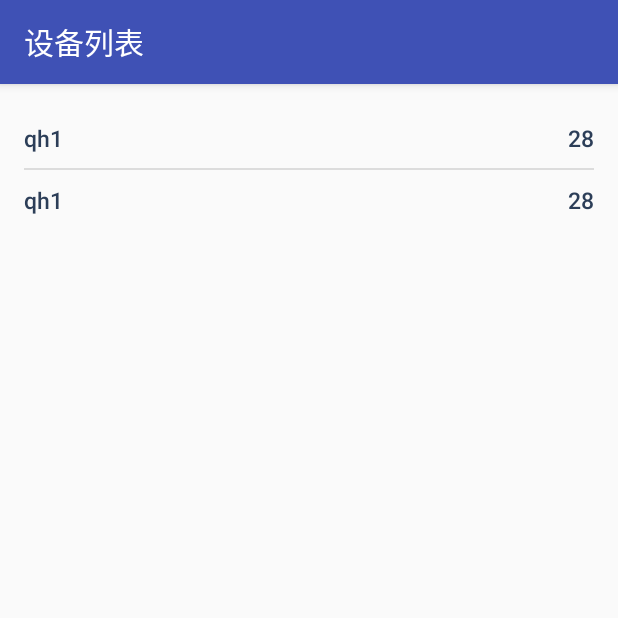
After one commit to qiuh1016/rcldFMAndroid, an Android app: the ListActivity screen opened directly, with no data from a screen before it, on a phone screen of 412 x 824 dp, the top half of it. The commit adds this screen. Run offline under Robolectric (Android 15) with nearby library versions, the phone set to English and light mode, and no system bars.

Commit message:
05260834

```diff
--- a/app/build.gradle
+++ b/app/build.gradle
@@ -26,4 +26,5 @@ dependencies {
     compile 'com.loopj.android:android-async-http:1.4.9'
     compile 'com.kaopiz:kprogresshud:1.0.5'
     compile 'com.github.jjobes:slideDateTimePicker:1.0.2'
+    compile files('libs/core-3.0.0.jar')
 }
--- a/app/src/main/AndroidManifest.xml
+++ b/app/src/main/AndroidManifest.xml
@@ -18,6 +18,9 @@
     <uses-permission android:name="android.permission.CALL_PHONE" />
     <uses-permission android:name="android.permission.READ_PHONE_STATE" />
     <uses-permission android:name="android.permission.SYSTEM_ALERT_WINDOW" />
+    <uses-permission android:name="android.permission.CAMERA" />
+    <uses-permission android:name="android.permission.VIBRATE" />
+    <uses-permission android:name="android.permission.FLASHLIGHT" />
 
     <application
         android:allowBackup="true"
@@ -41,6 +44,7 @@
             android:name=".AddActivity"
             android:screenOrientation="portrait"
             android:windowSoftInputMode="adjustPan" />
+        <activity android:name=".ListActivity"></activity>
     </application>
 
 </manifest>
--- a/app/src/main/java/com/cetcme/rcldfmandroid/AddActivity.java
+++ b/app/src/main/java/com/cetcme/rcldfmandroid/AddActivity.java
@@ -8,6 +8,7 @@ import android.database.sqlite.SQLiteOpenHelper;
 import android.support.v7.app.AppCompatActivity;
 import android.os.Bundle;
 import android.text.Editable;
+import android.text.InputType;
 import android.text.TextWatcher;
 import android.util.Log;
 import android.view.LayoutInflater;
@@ -21,6 +22,7 @@ import android.widget.EditText;
 import android.widget.ListView;
 import android.widget.SimpleAdapter;
 import android.widget.TextView;
+import android.widget.Toast;
 
 import java.util.ArrayList;
 import java.util.HashMap;
@@ -76,13 +78,14 @@ public class AddActivity extends AppCompatActivity {
 
         //db
         db = helper.getWritableDatabase();
+//        db=SQLiteDatabase.openOrCreateDatabase("/data/data/com.lingdududu.db/databases/stu.db",null);
     }
 
     @Override
     public boolean onCreateOptionsMenu(Menu menu) {
         super.onCreateOptionsMenu(menu);
 
-        MenuItem add = menu.add(0,0,0,"Add");
+        MenuItem add = menu.add(0,0,1,"Add");
         add.setShowAsAction(MenuItem.SHOW_AS_ACTION_ALWAYS);
         add.setOnMenuItemClickListener(new MenuItem.OnMenuItemClickListener() {
             @Override
@@ -90,7 +93,7 @@ public class AddActivity extends AppCompatActivity {
 //                Log.i("Main", "clicked");
 //                Log.i("Main", datalist.toString());
 //                saveData();
-                db.execSQL("DELETE FROM User_Table");
+//                db.execSQL("DELETE FROM User_Table");
 //                db.execSQL("INSERT INTO User_Table VALUES (?,?,?,?,?)", new Object[]{10000,"123456","jdh",0,0});
 //                db.execSQL("INSERT INTO User_Table VALUES (?,?,?,?,?)", new Object[]{11100,"12323456","jdh",1,2});
                 ContentValues cv = new ContentValues();
@@ -112,6 +115,18 @@ public class AddActivity extends AppCompatActivity {
                 return false;
             }
         });
+
+
+        MenuItem qrCode = menu.add(0,0,0,"QRCode");
+        qrCode.setShowAsAction(MenuItem.SHOW_AS_ACTION_ALWAYS);
+        qrCode.setOnMenuItemClickListener(new MenuItem.OnMenuItemClickListener() {
+            @Override
+            public boolean onMenuItemClick(MenuItem menuItem) {
+                Toast.makeText(getApplicationContext(),"待开发",Toast.LENGTH_SHORT).show();
+                return false;
+            }
+        });
+
         return true;
     }
 
@@ -165,7 +180,7 @@ public class AddActivity extends AppCompatActivity {
         @Override
         public View getView(final int i, View view, ViewGroup viewGroup) {
             View titleView = LayoutInflater.from(getApplication()).inflate(R.layout.list_view_title, null);
-            View contentView = view = LayoutInflater.from(getApplication()).inflate(R.layout.list_view_cell, null);
+            View contentView = LayoutInflater.from(getApplication()).inflate(R.layout.list_view_cell, null);
             TextView textView = (TextView) contentView.findViewById(R.id.textViewInCell);
             EditText editText = (EditText) contentView.findViewById(R.id.editTextInCell);
             TextView titleTextView = (TextView) titleView.findViewById(R.id.titleTextView);
--- a/app/src/main/java/com/cetcme/rcldfmandroid/IndexActivity.java
+++ b/app/src/main/java/com/cetcme/rcldfmandroid/IndexActivity.java
@@ -219,35 +219,19 @@ public class IndexActivity extends AppCompatActivity implements View.OnClickList
             case R.id.addButton:
 //                Bundle bundle = new Bundle();
 //                bundle.putString("myShipInfo", myShipInfoJSON.toString());
-                Intent myShipIntent = new Intent();
-                myShipIntent.setClass(getApplicationContext(), AddActivity.class);
+                Intent addIntent = new Intent();
+                addIntent.setClass(getApplicationContext(), AddActivity.class);
 //                myShipIntent.putExtras(bundle);
-                startActivity(myShipIntent);
+                startActivity(addIntent);
                 overridePendingTransition(R.anim.push_left_in_no_alpha, R.anim.push_left_out_no_alpha);
                 break;
-//            case R.id.fenceButton:
-//                Intent fenceIntent = new Intent();
-//                fenceIntent.setClass(getApplicationContext(), FenceActivity.class);
-//                startActivity(fenceIntent);
-//                overridePendingTransition(R.anim.push_left_in_no_alpha, R.anim.push_left_out_no_alpha);
-//                break;
-//            case R.id.routeButton:
-////                Intent recordIntent = new Intent();
-////                recordIntent.setClass(getApplicationContext(), RecordActivity.class);
-////                startActivity(recordIntent);
-////                overridePendingTransition(R.anim.push_left_in_no_alpha, R.anim.push_left_out_no_alpha);
-//
-//                Intent routeIntent = new Intent();
-//                routeIntent.setClass(getApplicationContext(), RouteActivity.class);
-//                startActivity(routeIntent);
-//                overridePendingTransition(R.anim.push_left_in_no_alpha, R.anim.push_left_out_no_alpha);
-//                break;
-//            case R.id.helpButton:
-//                Intent helpIntent = new Intent();
-//                helpIntent.setClass(getApplicationContext(), HelpActivity.class);
-//                startActivity(helpIntent);
-//                overridePendingTransition(R.anim.push_left_in_no_alpha, R.anim.push_left_out_no_alpha);
-//                break;
+            case R.id.listButton:
+                Intent listIntent = new Intent();
+                listIntent.setClass(getApplicationContext(), ListActivity.class);
+                startActivity(listIntent);
+                overridePendingTransition(R.anim.push_left_in_no_alpha, R.anim.push_left_out_no_alpha);
+                break;
+
 
         }
     }
--- /dev/null
+++ b/app/src/main/java/com/cetcme/rcldfmandroid/ListActivity.java
@@ -0,0 +1,68 @@
+package com.cetcme.rcldfmandroid;
+
+import android.database.Cursor;
+import android.database.sqlite.SQLiteDatabase;
+import android.support.v7.app.AppCompatActivity;
+import android.os.Bundle;
+import android.util.Log;
+import android.widget.ListView;
+import android.widget.SimpleAdapter;
+
+import java.util.HashMap;
+import java.util.LinkedList;
+import java.util.List;
+import java.util.Map;
+
+public class ListActivity extends AppCompatActivity {
+
+    private ListView listView;
+    private SimpleAdapter simpleAdapter;
+    private List<Map<String,Object>>  dataList;
+
+    private SQLiteDatabase db;
+    private String db_name = "info.db";
+    private DbHelper helper = new DbHelper(this, db_name, null, 1);
+
+    @Override
+    protected void onCreate(Bundle savedInstanceState) {
+        super.onCreate(savedInstanceState);
+        setContentView(R.layout.activity_list);
+        setTitle("设备列表");
+
+        //db
+        db = helper.getReadableDatabase();
+        getData();
+
+        listView = (ListView) findViewById(R.id.listViewInListActivity);
+        simpleAdapter = new SimpleAdapter(getApplicationContext(),dataList,R.layout.device_list_cell,
+                new String[]{"name", "age"}, new int[]{R.id.textViewInDeviceListCell, R.id.textView2InDeviceListCell});
+        listView.setAdapter(simpleAdapter);
+
+
+    }
+
+    public void onBackPressed() {
+        super.onBackPressed();
+        overridePendingTransition(R.anim.push_right_in_no_alpha,
+                R.anim.push_right_out_no_alpha);
+    }
+
+    private void getData() {
+        dataList = new LinkedList<>();
+        Map<String,Object> map = new HashMap<>();
+//        Cursor cursor = db.rawQuery("SELECT * FROM User_Table WHERE age = ?",new String[]{"28"});
+        Cursor cursor = db.rawQuery("select * from User_Table", null); //获取所有数据
+        while (cursor.moveToNext())
+        {
+            String str = "name:"+cursor.getString(0) + " age:"+cursor.getInt(1);
+            Log.i("str:", str);
+            map.put("name", cursor.getString(0));
+            map.put("age", cursor.getInt(1));
+            dataList.add(map);
+        }
+        cursor.close();
+
+
+    }
+
+}
--- /dev/null
+++ b/app/src/main/res/layout/activity_list.xml
@@ -0,0 +1,19 @@
+<?xml version="1.0" encoding="utf-8"?>
+<RelativeLayout xmlns:android="http://schemas.android.com/apk/res/android"
+    xmlns:tools="http://schemas.android.com/tools"
+    android:layout_width="match_parent"
+    android:layout_height="match_parent"
+    android:paddingBottom="@dimen/activity_vertical_margin"
+    android:paddingLeft="@dimen/activity_horizontal_margin"
+    android:paddingRight="@dimen/activity_horizontal_margin"
+    android:paddingTop="@dimen/activity_vertical_margin"
+    tools:context="com.cetcme.rcldfmandroid.ListActivity">
+
+    <ListView
+        android:layout_width="fill_parent"
+        android:layout_height="wrap_content"
+        android:id="@+id/listViewInListActivity"
+        android:layout_alignParentTop="true"
+        android:layout_alignParentLeft="true"
+        android:layout_alignParentStart="true" />
+</RelativeLayout>
--- /dev/null
+++ b/app/src/main/res/layout/device_list_cell.xml
@@ -0,0 +1,36 @@
+<?xml version="1.0" encoding="utf-8"?>
+<LinearLayout xmlns:android="http://schemas.android.com/apk/res/android"
+    android:orientation="vertical" android:layout_width="match_parent"
+    android:layout_height="match_parent">
+
+    <RelativeLayout
+        android:layout_width="match_parent"
+        android:layout_height="40dp">
+
+        <TextView
+            android:layout_width="wrap_content"
+            android:layout_height="wrap_content"
+            android:textAppearance="?android:attr/textAppearanceMedium"
+            android:text="Medium Text"
+            android:id="@+id/textViewInDeviceListCell"
+            android:layout_alignParentTop="false"
+            android:layout_alignParentLeft="true"
+            android:layout_alignParentStart="true"
+            android:layout_centerVertical="true"
+            android:textColor="#2c3e58"
+            android:textSize="15sp" />
+
+        <TextView
+            android:layout_width="wrap_content"
+            android:layout_height="wrap_content"
+            android:textAppearance="?android:attr/textAppearanceMedium"
+            android:text="Medium Text"
+            android:id="@+id/textView2InDeviceListCell"
+            android:layout_alignParentTop="false"
+            android:layout_alignParentRight="true"
+            android:layout_alignParentEnd="true"
+            android:layout_centerVertical="true"
+            android:textColor="#2c3e58"
+            android:textSize="15sp" />
+    </RelativeLayout>
+</LinearLayout>
```
Also changed, not shown: app/libs/core-3.0.0.jar (added).
